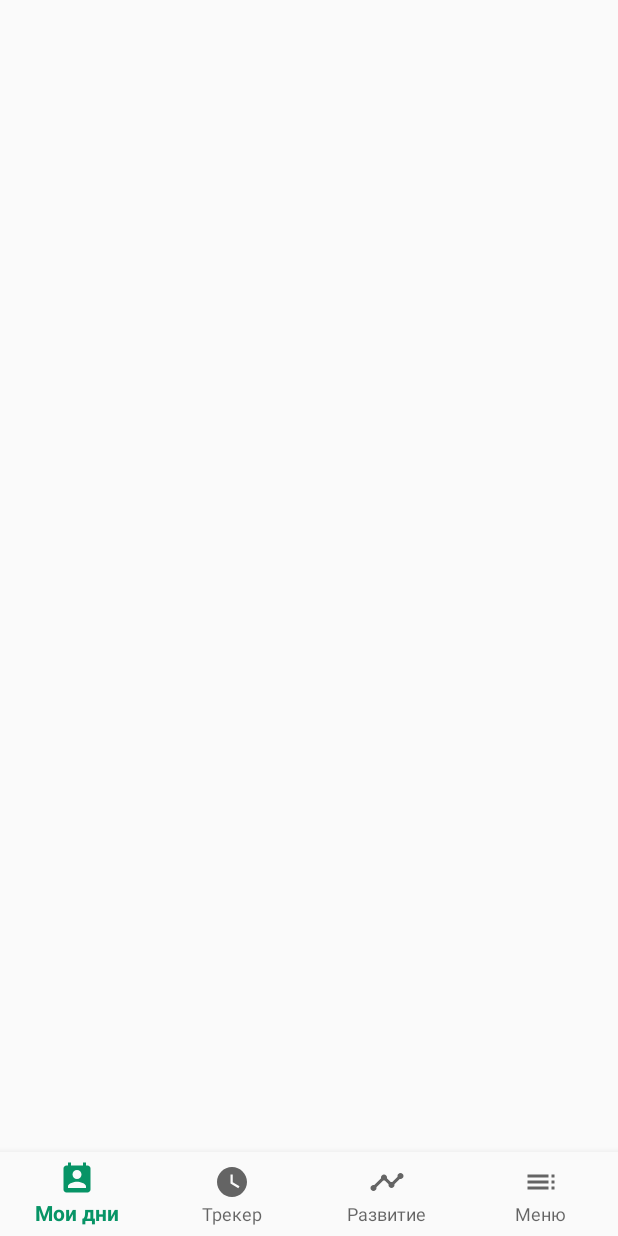
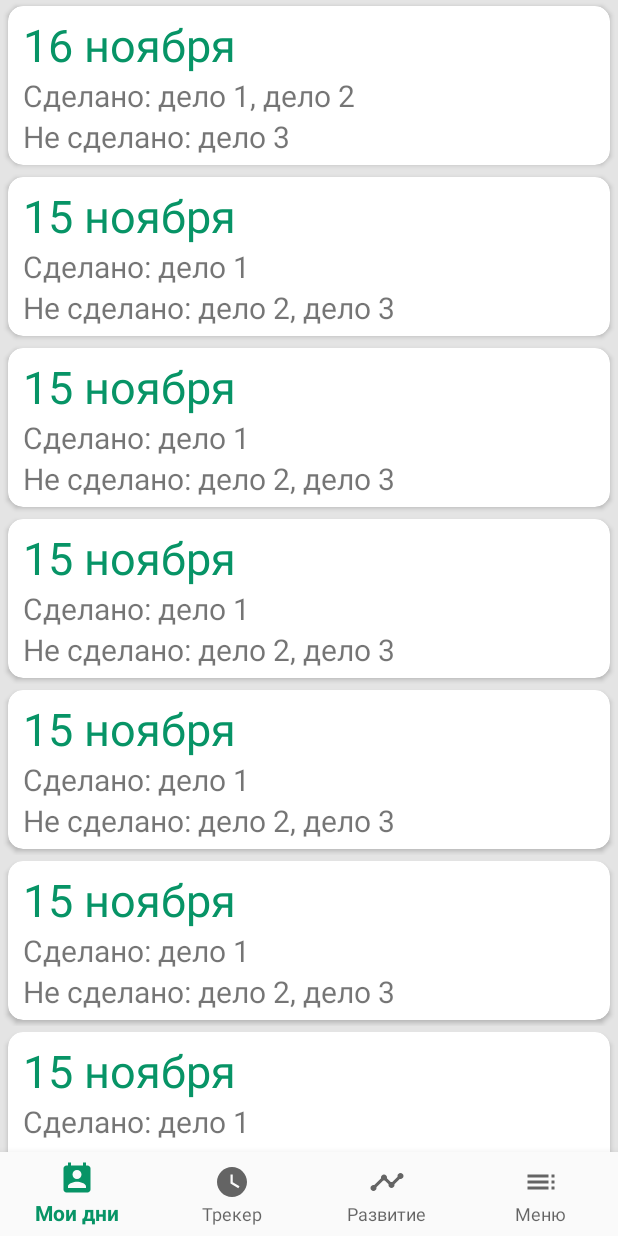
Before and after one commit to wingsmight/MakeDay, an Android app: the screen it shows after launch (MainActivity), on a phone screen of 412 x 824 dp. Run offline under Robolectric (Android 15) with nearby library versions, the phone set to English and light mode, and no system bars.

Commit message:
add list for my days

```diff
--- /dev/null
+++ b/app/src/main/java/com/wingsmight/makeday/MyDaysAdapter.java
@@ -0,0 +1,62 @@
+package com.wingsmight.makeday;
+
+import android.content.Context;
+import android.support.annotation.NonNull;
+import android.support.v7.widget.RecyclerView;
+import android.view.LayoutInflater;
+import android.view.View;
+import android.view.ViewGroup;
+import android.widget.TextView;
+
+import java.util.ArrayList;
+
+public class MyDaysAdapter extends RecyclerView.Adapter<MyDaysAdapter.MyDaysViewHolder>
+{
+    private ArrayList<RowDayModel> rowDayModelArrayList;
+    private Context context;
+
+    public MyDaysAdapter(Context context, ArrayList<RowDayModel> rowDayModelArrayList)
+    {
+        this.rowDayModelArrayList = rowDayModelArrayList;
+        this.context = context;
+    }
+
+    @NonNull
+    @Override
+    public MyDaysViewHolder onCreateViewHolder(@NonNull ViewGroup viewGroup, int i)
+    {
+        View view = LayoutInflater.from(viewGroup.getContext()).inflate(R.layout.row_day_feed, viewGroup, false);
+        MyDaysViewHolder viewHolder = new MyDaysViewHolder(view);
+
+        return viewHolder;
+    }
+
+    @Override
+    public void onBindViewHolder(@NonNull MyDaysViewHolder viewHolder, int i)
+    {
+        final RowDayModel rowDayModel = rowDayModelArrayList.get(i);
+
+        viewHolder.date.setText(rowDayModel.getDay() + " " + rowDayModel.getMonth());
+        viewHolder.doList.setText(rowDayModel.getDoneString());
+        viewHolder.undoList.setText(rowDayModel.getUndoneString());
+    }
+
+    @Override
+    public int getItemCount() {
+        return rowDayModelArrayList.size();
+    }
+
+    public class MyDaysViewHolder extends  RecyclerView.ViewHolder
+    {
+        TextView date, doList, undoList;
+
+        public MyDaysViewHolder(@NonNull View itemView)
+        {
+            super(itemView);
+
+            date = itemView.findViewById(R.id.date);
+            doList = itemView.findViewById(R.id.doList);
+            undoList = itemView.findViewById(R.id.undoList);
+        }
+    }
+}
--- a/app/src/main/java/com/wingsmight/makeday/MyDaysFragment.java
+++ b/app/src/main/java/com/wingsmight/makeday/MyDaysFragment.java
@@ -4,16 +4,74 @@ import android.os.Bundle;
 import android.support.annotation.NonNull;
 import android.support.annotation.Nullable;
 import android.support.v4.app.Fragment;
+import android.support.v7.widget.LinearLayoutManager;
+import android.support.v7.widget.RecyclerView;
 import android.view.LayoutInflater;
 import android.view.View;
 import android.view.ViewGroup;
 
+import java.util.ArrayList;
+
 public class MyDaysFragment extends Fragment
 {
+    RecyclerView recyclerView;
+    ArrayList<RowDayModel> rowDayModels = new ArrayList<>();
+    MyDaysAdapter myDaysAdapter;
+
     @Nullable
     @Override
     public View onCreateView(@NonNull LayoutInflater inflater, @Nullable ViewGroup container, @Nullable Bundle savedInstanceState)
     {
         return inflater.inflate(R.layout.fragment_my_days, container, false);
     }
+
+//    @Override
+//    public void onCreate(@Nullable Bundle savedInstanceState)
+//    {
+//        super.onCreate(savedInstanceState);
+//    }
+
+    @Override
+    public void onViewCreated(View view, @Nullable Bundle savedInstanceState)
+    {
+        recyclerView = view.findViewById(R.id.recyclerView);
+
+        RecyclerView.LayoutManager layoutManager = new LinearLayoutManager(view.getContext());
+        recyclerView.setLayoutManager(layoutManager);
+
+        myDaysAdapter = new MyDaysAdapter(view.getContext(), rowDayModels);
+        recyclerView.setAdapter(myDaysAdapter);
+
+        PopulateRecyclerView();
+    }
+
+    private void PopulateRecyclerView()
+    {
+        String[] doneDeals = {
+                "дело 1",
+                "дело 2"
+        };
+        String[] undoneDeals = {
+                "дело 3"
+        };
+        RowDayModel rowDayModel = new RowDayModel(16, "ноября", 2019, doneDeals, undoneDeals);
+        rowDayModels.add(rowDayModel);
+
+        String[] doneDeals2 = {
+                "дело 1"
+        };
+        String[] undoneDeals2 = {
+                "дело 2",
+                "дело 3"
+        };
+        RowDayModel rowDayModel2 = new RowDayModel(15, "ноября", 2019, doneDeals2, undoneDeals2);
+        rowDayModels.add(rowDayModel2);
+
+        rowDayModels.add(rowDayModel2);
+        rowDayModels.add(rowDayModel2);
+        rowDayModels.add(rowDayModel2);
+        rowDayModels.add(rowDayModel2);
+        rowDayModels.add(rowDayModel2);
+        rowDayModels.add(rowDayModel2);
+    }
 }
--- /dev/null
+++ b/app/src/main/java/com/wingsmight/makeday/RowDayModel.java
@@ -0,0 +1,91 @@
+package com.wingsmight.makeday;
+
+public class RowDayModel
+{
+    int day, year;
+    String month;
+    String[] doneDeals, undoneDeals;
+
+    public RowDayModel(int day, String month, int year, String[] doneDeals, String[] undoneDeals)
+    {
+        this.day = day;
+        this.year = year;
+        this.month = month;
+        this.doneDeals = doneDeals;
+        this.undoneDeals = undoneDeals;
+    }
+
+    public int getDay()
+    {
+        return day;
+    }
+
+    public void setDay(int day)
+    {
+        this.day = day;
+    }
+
+    public int getYear()
+    {
+        return year;
+    }
+
+    public void setYear(int year)
+    {
+        this.year = year;
+    }
+
+    public String getMonth()
+    {
+        return month;
+    }
+
+    public void setMonth(String month)
+    {
+        this.month = month;
+    }
+
+    public String getDoneString()
+    {
+        String doneString = MainActivity.GetContext().getResources().getString(R.string.Done) + ":";
+        for (int i = 0; i < doneDeals.length - 1; i++)
+        {
+            doneString += " " + doneDeals[i] + ",";
+        }
+        doneString += " " + doneDeals[doneDeals.length - 1];
+
+        return doneString;
+    }
+
+    public String getUndoneString()
+    {
+        String undoneString = MainActivity.GetContext().getResources().getString(R.string.Undone) + ":";
+        for (int i = 0; i < undoneDeals.length - 1; i++)
+        {
+            undoneString += " " + undoneDeals[i] + ",";
+        }
+        undoneString += " " + undoneDeals[undoneDeals.length - 1];
+
+        return undoneString;
+    }
+
+    public String[] getDoneDeals()
+    {
+        return doneDeals;
+    }
+
+    public void setDoneDeals(String[] doneDeals)
+    {
+        this.doneDeals = doneDeals;
+    }
+
+    public String[] getUndoneDeals()
+    {
+        return undoneDeals;
+    }
+
+    public void setUndoneDeals(String[] undoneDeals)
+    {
+        this.undoneDeals = undoneDeals;
+    }
+}
--- a/app/src/main/res/layout/activity_main.xml
+++ b/app/src/main/res/layout/activity_main.xml
@@ -1,10 +1,11 @@
 <?xml version="1.0" encoding="utf-8"?>
-<android.support.constraint.ConstraintLayout
+<RelativeLayout
     xmlns:android="http://schemas.android.com/apk/res/android"
     xmlns:app="http://schemas.android.com/apk/res-auto"
     xmlns:tools="http://schemas.android.com/tools"
     android:layout_width="match_parent"
     android:layout_height="match_parent"
+    android:orientation="vertical"
     tools:context=".MainActivity">
 
     <FrameLayout
@@ -20,8 +21,9 @@
     <android.support.design.widget.BottomNavigationView
         android:id="@+id/bottom_navigation"
         android:layout_width="wrap_content"
-        android:layout_height="0dp"
+        android:layout_height="wrap_content"
         android:layout_alignParentBottom="true"
+        android:foregroundGravity="bottom"
         android:background="?android:attr/windowBackground"
         app:labelVisibilityMode="labeled"
         app:layout_constraintBottom_toBottomOf="parent"
@@ -31,4 +33,4 @@
 
 
 
-</android.support.constraint.ConstraintLayout>
+</RelativeLayout>
--- a/app/src/main/res/layout/fragment_my_days.xml
+++ b/app/src/main/res/layout/fragment_my_days.xml
@@ -1,11 +1,17 @@
 <?xml version="1.0" encoding="utf-8"?>
-<android.support.constraint.ConstraintLayout
-    xmlns:android="http://schemas.android.com/apk/res/android"
+<RelativeLayout xmlns:android="http://schemas.android.com/apk/res/android"
     xmlns:app="http://schemas.android.com/apk/res-auto"
     xmlns:tools="http://schemas.android.com/tools"
     android:layout_width="match_parent"
     android:layout_height="match_parent"
-    >
+    android:background="@color/lightGrey"
+    tools:context=".MyDaysFragment">
 
+    <android.support.v7.widget.RecyclerView
+        android:id="@+id/recyclerView"
+        android:layout_width="match_parent"
+        android:layout_height="match_parent">
 
-</android.support.constraint.ConstraintLayout>
+    </android.support.v7.widget.RecyclerView>
+
+</RelativeLayout>
--- /dev/null
+++ b/app/src/main/res/layout/row_day_feed.xml
@@ -0,0 +1,61 @@
+<?xml version="1.0" encoding="utf-8"?>
+<FrameLayout xmlns:android="http://schemas.android.com/apk/res/android"
+    xmlns:app="http://schemas.android.com/apk/res-auto"
+    android:orientation="vertical"
+    android:layout_width="match_parent"
+    android:layout_height="wrap_content"
+    >
+
+    <android.support.v7.widget.CardView
+        android:layout_width="match_parent"
+        android:layout_height="wrap_content"
+        android:layout_marginLeft="5dp"
+        android:layout_marginRight="5dp"
+        android:layout_marginBottom="4dp"
+        android:layout_marginTop="4dp"
+        app:cardElevation="@dimen/cardview_default_elevation"
+        app:cardCornerRadius="10dp"
+        >
+
+        <LinearLayout
+            android:layout_width="wrap_content"
+            android:layout_height="wrap_content"
+            android:orientation="vertical"
+            android:paddingTop="5dp"
+            android:paddingBottom="5dp"
+            android:paddingLeft="10dp"
+            android:paddingRight="10dp"
+            >
+
+            <TextView
+                android:id="@+id/date"
+                android:layout_width="match_parent"
+                android:layout_height="wrap_content"
+                android:text="16 ноября"
+                android:textSize="30dp"
+                android:textColor="@color/RowDayFeedDate"
+                />
+
+            <TextView
+                android:id="@+id/doList"
+                android:layout_width="match_parent"
+                android:layout_height="wrap_content"
+                android:textSize="20dp"
+                android:text="Сделано: дело 1, дело 2"
+                />
+
+            <TextView
+                android:id="@+id/undoList"
+                android:layout_width="match_parent"
+                android:layout_height="wrap_content"
+                android:textSize="20dp"
+                android:text="Не сделано: дело 3"
+                />
+
+        </LinearLayout>
+
+
+    </android.support.v7.widget.CardView>
+
+
+</FrameLayout>
--- a/app/src/main/res/values/colors.xml
+++ b/app/src/main/res/values/colors.xml
@@ -3,5 +3,14 @@
     <color name="colorPrimary">#079466</color>
     <color name="colorPrimaryDark">#05724F</color>
     <color name="colorAccent">#05724F</color>
+
     <color name="colorBackground">#FFFFFF</color>
+
+    <color name="black">#000000</color>
+    <color name="lightGrey">#e4e4e4</color>
+    <color name="grey">#8b8b8b</color>
+    <color name="darkGrey">#696969</color>
+    <color name="white">#ffffff</color>
+
+    <color name="RowDayFeedDate">#079466</color>
 </resources>
--- a/app/src/main/res/values/strings.xml
+++ b/app/src/main/res/values/strings.xml
@@ -1,6 +1,6 @@
 <resources>
     <string name="app_name">MakeDay</string>
-    <string name="title_activity_buttom_navigation">ButtomNavigationActivity</string>
+    <string name="title_activity_bottom_navigation">BottomNavigationActivity</string>
     <string name="title_home">Home</string>
     <string name="title_dashboard">Dashboard</string>
     <string name="title_notifications">Notifications</string>
@@ -9,8 +9,11 @@
     <string name="Growth">Развитие</string>
     <string name="Menu">Меню</string>
 
-    <!-- TODO: Remove or change this placeholder text -->
-    <string name="hello_blank_fragment">Hello blank fragment</string>
     <string name="TimeTracking">Учёт времени</string>
     <string name="Emotions">Эмоции</string>
+    <string name="Skills">Навыки</string>
+    <string name="Tasks">Задачи</string>
+
+    <string name="Done">Сделано</string>
+    <string name="Undone">Не сделано</string>
 </resources>
```
Also changed, not shown: app/src/main/java/com/wingsmight/makeday/GrowthFragment.java (+22 -0 lines), app/src/main/java/com/wingsmight/makeday/PagerAdapterInGrowth.java (added, +62 -0 lines), app/src/main/java/com/wingsmight/makeday/SkillsTabFragment.java (added, +20 -0 lines), app/src/main/java/com/wingsmight/makeday/TasksTabFragment.java (added, +20 -0 lines), app/src/main/res/layout/fragment_growth.xml (+16 -3 lines), app/src/main/res/layout/fragment_skills.xml (added, +9 -0 lines), app/src/main/res/layout/fragment_tasks.xml (added, +9 -0 lines).
